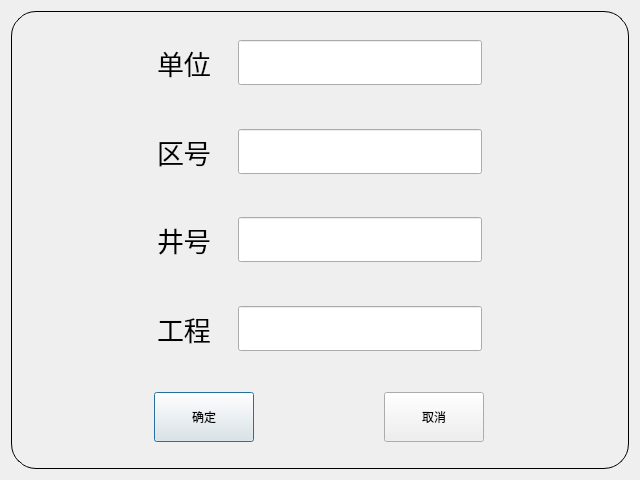
Above: Gui/NewProject.ui from XS0Zero/- before the change. Below: the same form after it.
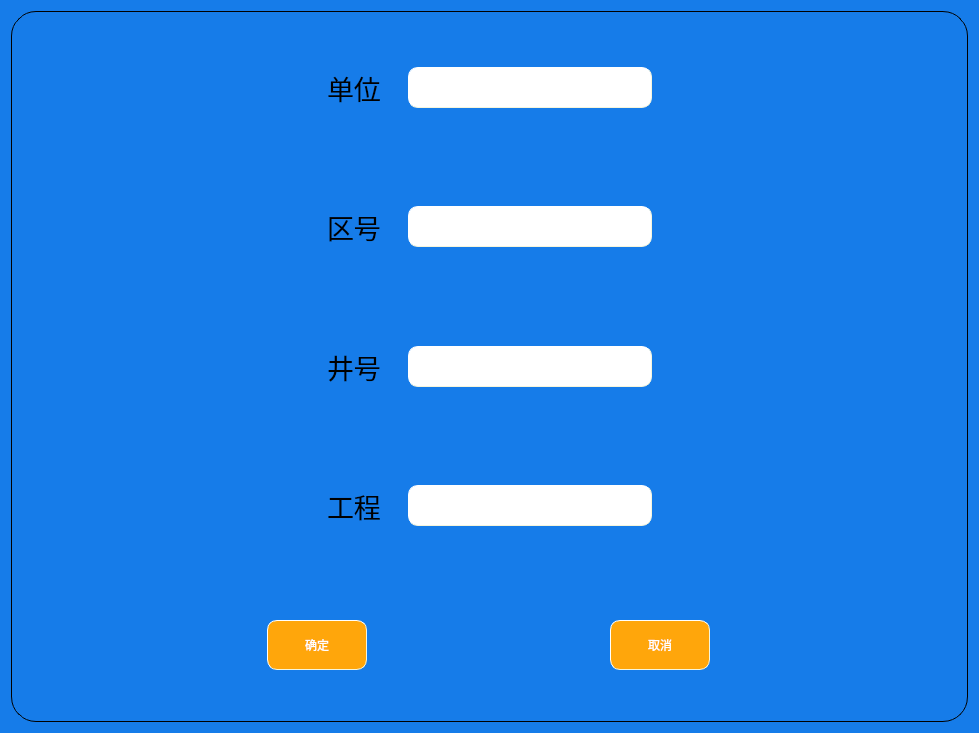
That is the form after the change. Icons and pictures are not drawn.

```diff
--- a/Gui/NewProject.ui
+++ b/Gui/NewProject.ui
@@ -6,22 +6,44 @@
    <rect>
     <x>0</x>
     <y>0</y>
-    <width>640</width>
-    <height>480</height>
+    <width>979</width>
+    <height>733</height>
    </rect>
   </property>
+  <property name="minimumSize">
+   <size>
+    <width>979</width>
+    <height>733</height>
+   </size>
+  </property>
   <property name="maximumSize">
    <size>
-    <width>640</width>
-    <height>480</height>
+    <width>979</width>
+    <height>733</height>
    </size>
   </property>
   <property name="windowTitle">
    <string>Dialog</string>
   </property>
+  <property name="windowIcon">
+   <iconset resource="../resource.qrc">
+    <normaloff>:/images/resource/images/icon.png</normaloff>:/images/resource/images/icon.png</iconset>
+  </property>
+  <property name="styleSheet">
+   <string notr="true">#Newproject_Dialog{border-image: url(./resource/images/2.png);
+        border-radius:5px;
+        background: #167ce9;
+        color: #fff;}</string>
+  </property>
   <layout class="QVBoxLayout" name="verticalLayout">
    <item>
     <widget class="QFrame" name="Newproject_frame">
+     <property name="minimumSize">
+      <size>
+       <width>0</width>
+       <height>0</height>
+      </size>
+     </property>
      <property name="styleSheet">
       <string notr="true">#Newproject_frame{
 	border:1px inset rgb(0,0,0);
@@ -81,7 +103,12 @@
             </font>
            </property>
            <property name="styleSheet">
-            <string notr="true">font: 20pt &quot;宋体&quot;;</string>
+            <string notr="true">font: 20pt &quot;宋体&quot;;
+background-color: rgb(255, 255, 255);
+border-style: outset;  
+border-width:1px;  
+border-radius: 10px; /* 圆角 */  
+border-color: beige; /* 边框颜色 */ </string>
            </property>
            <property name="text">
             <string/>
@@ -137,7 +164,12 @@
             </font>
            </property>
            <property name="styleSheet">
-            <string notr="true">font: 20pt &quot;宋体&quot;;</string>
+            <string notr="true">font: 20pt &quot;宋体&quot;;
+background-color: rgb(255, 255, 255);
+border-style: outset;  
+border-width:1px;  
+border-radius: 10px; /* 圆角 */  
+border-color: beige; /* 边框颜色 */ </string>
            </property>
           </widget>
          </item>
@@ -190,7 +222,12 @@
             </font>
            </property>
            <property name="styleSheet">
-            <string notr="true">font: 20pt &quot;宋体&quot;;</string>
+            <string notr="true">font: 20pt &quot;宋体&quot;;
+background-color: rgb(255, 255, 255);
+border-style: outset;  
+border-width:1px;  
+border-radius: 10px; /* 圆角 */  
+border-color: beige; /* 边框颜色 */ </string>
            </property>
           </widget>
          </item>
@@ -233,6 +270,12 @@
          </item>
          <item>
           <widget class="QLineEdit" name="lineEdit_4">
+           <property name="sizePolicy">
+            <sizepolicy hsizetype="Expanding" vsizetype="Fixed">
+             <horstretch>0</horstretch>
+             <verstretch>0</verstretch>
+            </sizepolicy>
+           </property>
            <property name="font">
             <font>
              <family>宋体</family>
@@ -243,7 +286,12 @@
             </font>
            </property>
            <property name="styleSheet">
-            <string notr="true">font: 20pt &quot;宋体&quot;;</string>
+            <string notr="true">font: 20pt &quot;宋体&quot;;
+background-color: rgb(255, 255, 255);
+border-style: outset;  
+border-width:1px;  
+border-radius: 10px; /* 圆角 */  
+border-color: beige; /* 边框颜色 */ </string>
            </property>
           </widget>
          </item>
@@ -267,6 +315,28 @@
              <height>16777215</height>
             </size>
            </property>
+           <property name="styleSheet">
+            <string notr="true">QPushButton {  
+                
+	
+	
+	background-color: rgb(255, 166, 11);
+                color: white; /* 白色文字 */  
+                padding: 10px; /* 内边距 */  
+                border-style: outset;  
+                border-width:1px;  
+                border-radius: 10px; /* 圆角 */  
+                border-color: beige; /* 边框颜色 */  
+	font: 11pt &quot;黑体&quot;;
+            }  
+            QPushButton:hover {  
+                background-color: #45a049; /* 鼠标悬停时的背景色 */  
+            }  
+            QPushButton:pressed {  
+                background-color: #388E3C; /* 鼠标按下时的背景色 */  
+                border-style: inset;  
+            }</string>
+           </property>
            <property name="text">
             <string>确定</string>
            </property>
@@ -286,6 +356,28 @@
              <height>16777215</height>
             </size>
            </property>
+           <property name="styleSheet">
+            <string notr="true">QPushButton {  
+                
+	
+	
+	background-color: rgb(255, 166, 11);
+                color: white; /* 白色文字 */  
+                padding: 10px; /* 内边距 */  
+                border-style: outset;  
+                border-width:1px;  
+                border-radius: 10px; /* 圆角 */  
+                border-color: beige; /* 边框颜色 */  
+	font: 11pt &quot;黑体&quot;;
+            }  
+            QPushButton:hover {  
+                background-color: #45a049; /* 鼠标悬停时的背景色 */  
+            }  
+            QPushButton:pressed {  
+                background-color: #388E3C; /* 鼠标按下时的背景色 */  
+                border-style: inset;  
+            }</string>
+           </property>
            <property name="text">
             <string>取消</string>
            </property>
```
Left out of the diff: 8 changed lines with no effect on the pictures.
